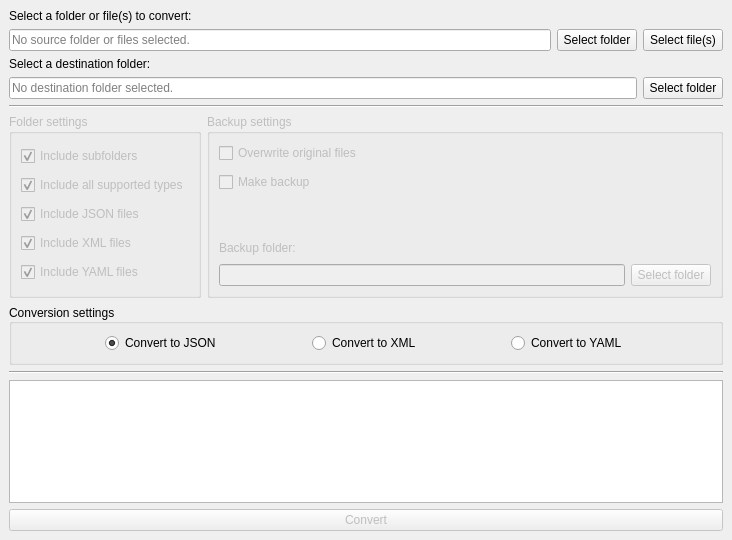
This is app/mainwindow.ui in korneltomai/data-file-converter as Qt 5 draws it before an edit. The edited form follows.
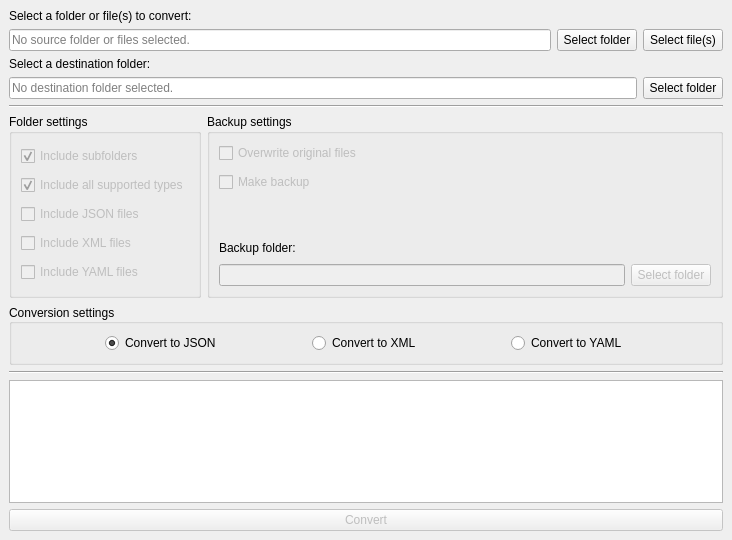
This is the edited form. Icons and pictures are not drawn.

```diff
--- a/app/mainwindow.ui
+++ b/app/mainwindow.ui
@@ -126,7 +126,7 @@
       <item>
        <widget class="QGroupBox" name="folderSettingsGroupBox">
         <property name="enabled">
-         <bool>false</bool>
+         <bool>true</bool>
         </property>
         <property name="title">
          <string>Folder settings</string>
@@ -139,7 +139,10 @@
         </property>
         <layout class="QVBoxLayout" name="verticalLayout_2">
          <item>
-          <widget class="QCheckBox" name="includeSubFoldersCheckBox">
+          <widget class="QCheckBox" name="includeSubfoldersCheckBox">
+           <property name="enabled">
+            <bool>false</bool>
+           </property>
            <property name="text">
             <string>Include subfolders</string>
            </property>
@@ -150,6 +153,9 @@
          </item>
          <item>
           <widget class="QCheckBox" name="includeAllCheckBox">
+           <property name="enabled">
+            <bool>false</bool>
+           </property>
            <property name="text">
             <string>Include all supported types</string>
            </property>
@@ -160,31 +166,40 @@
          </item>
          <item>
           <widget class="QCheckBox" name="includeJsonCheckBox">
+           <property name="enabled">
+            <bool>false</bool>
+           </property>
            <property name="text">
             <string>Include JSON files</string>
            </property>
            <property name="checked">
-            <bool>true</bool>
+            <bool>false</bool>
            </property>
           </widget>
          </item>
          <item>
           <widget class="QCheckBox" name="includeXmlCheckBox">
+           <property name="enabled">
+            <bool>false</bool>
+           </property>
            <property name="text">
             <string>Include XML files</string>
            </property>
            <property name="checked">
-            <bool>true</bool>
+            <bool>false</bool>
            </property>
           </widget>
          </item>
          <item>
           <widget class="QCheckBox" name="includeYamlCheckBox">
+           <property name="enabled">
+            <bool>false</bool>
+           </property>
            <property name="text">
             <string>Include YAML files</string>
            </property>
            <property name="checked">
-            <bool>true</bool>
+            <bool>false</bool>
            </property>
           </widget>
          </item>
@@ -194,7 +209,7 @@
       <item>
        <widget class="QGroupBox" name="backupSettingsGroupBox">
         <property name="enabled">
-         <bool>false</bool>
+         <bool>true</bool>
         </property>
         <property name="title">
          <string>Backup settings</string>
@@ -205,6 +220,9 @@
          </property>
          <item>
           <widget class="QCheckBox" name="overwriteCheckBox">
+           <property name="enabled">
+            <bool>false</bool>
+           </property>
            <property name="text">
             <string>Overwrite original files</string>
            </property>
```
